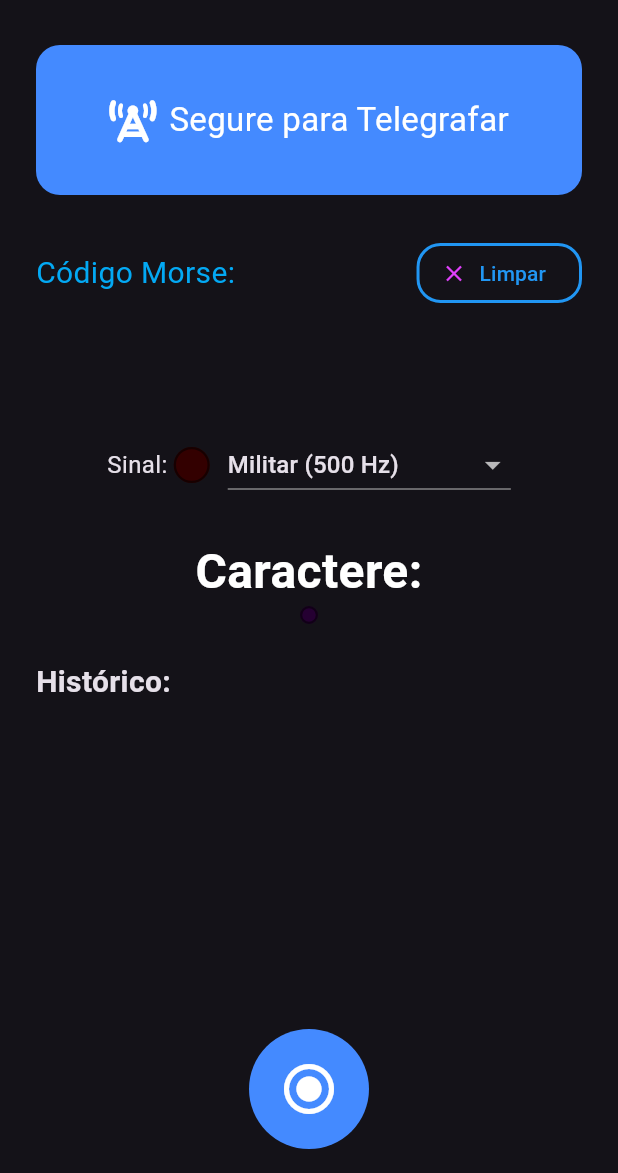
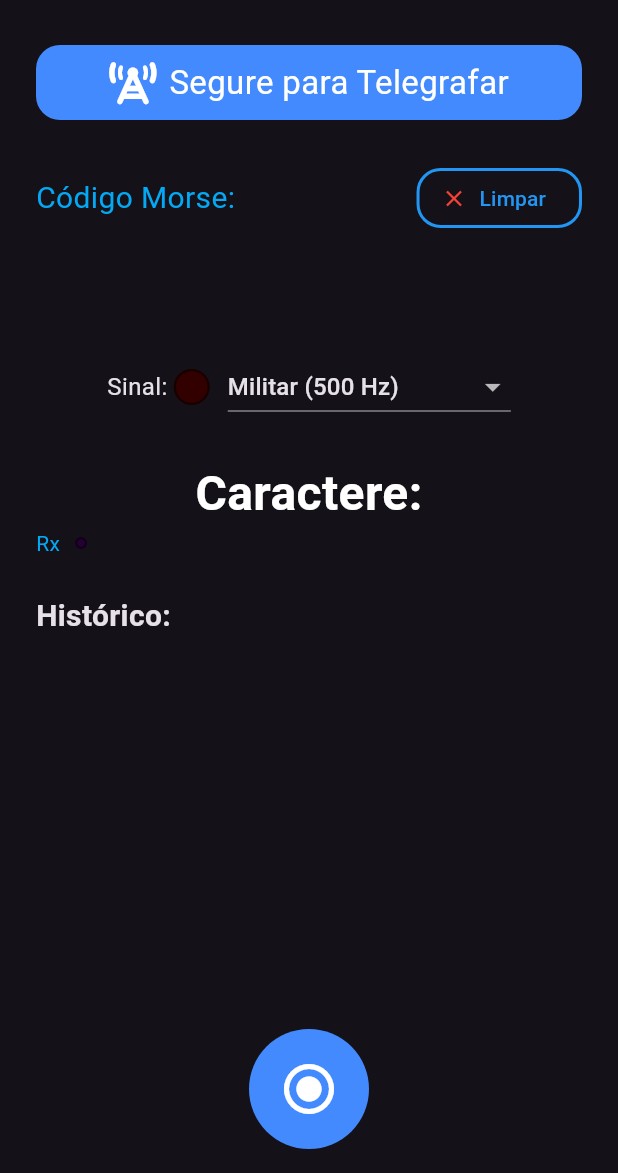
Before and after one commit to camurri/morse_telegrafo_flutter, a Flutter app: the screen it shows after launch, on a phone screen of 412 x 824 dp, the part 63-1236 px from its top. Run offline on Flutter 3.47's test engine with Material 3 defaults, Android fonts, the phone set to English and light mode, and no system bars; our stand-ins replace audioplayers, font_awesome_flutter, vibration.

Commit message:
Personalizado 3

```diff
--- a/lib/main.dart
+++ b/lib/main.dart
@@ -178,7 +178,7 @@
       }
     }
 
-    _pauseTimer = Timer(const Duration(milliseconds: 700), _decodeMorse);
+    _pauseTimer = Timer(const Duration(milliseconds: 350), _decodeMorse);
   }
 
   Future<void> _blinkCharacterLed(String morseSymbol) async {
@@ -279,8 +279,8 @@
               onTapDown: _onTapDown,
               onTapUp: _onTapUp,
               child: AnimatedContainer(
-                duration: const Duration(milliseconds: 200),
-                height: 100,
+                duration: const Duration(milliseconds: 1000),
+                height: 50,
                 decoration: BoxDecoration(
                   color: _isPlayingTone ? Colors.green : Colors.blueAccent,
                   borderRadius: BorderRadius.circular(16),
@@ -319,7 +319,7 @@
                 const Text('Código Morse:', style: TextStyle(fontSize: 20, color: Colors.lightBlue)),
                 ElevatedButton.icon(
                   onPressed: _clearAll,
-                  icon: const Icon(Icons.clear, color: Colors.purpleAccent),
+                  icon: const Icon(Icons.clear, color: Colors.red),
                   label: const Text('Limpar', style: TextStyle(color: Colors.blue)),
                   style: ElevatedButton.styleFrom(
                     backgroundColor: Colors.transparent,
@@ -335,7 +335,7 @@
             const SizedBox(height: 4),
             Text(
               _morseSequence,
-              style: const TextStyle(fontSize: 36, color: Colors.lightBlue),
+              style: const TextStyle(fontSize: 35, color: Colors.lightBlue),
               textAlign: TextAlign.center,
             ),
             const SizedBox(height: 24),
@@ -387,12 +387,21 @@
               ),
               textAlign: TextAlign.center,
             ),
-            LedIndicator(
-              isOn: _blinkCharLed,
-              onColor: Colors.purpleAccent,
-              offColor: const Color(0xFF250032),
-              size: 12, // LED pequena e discreta
-            ),
+
+            Center(child:
+            Row(children: [
+              Text('Rx', style: TextStyle(color: Colors.lightBlue),),
+              const SizedBox(width: 10),
+              LedIndicator(
+                isOn: _blinkCharLed,
+                onColor: Colors.amber,
+                offColor: const Color(0xFF250032),
+                size: 8, // LED pequena e discreta
+              ),
+
+            ],),
+                ),
+
 
 
             const SizedBox(height: 24),
```
